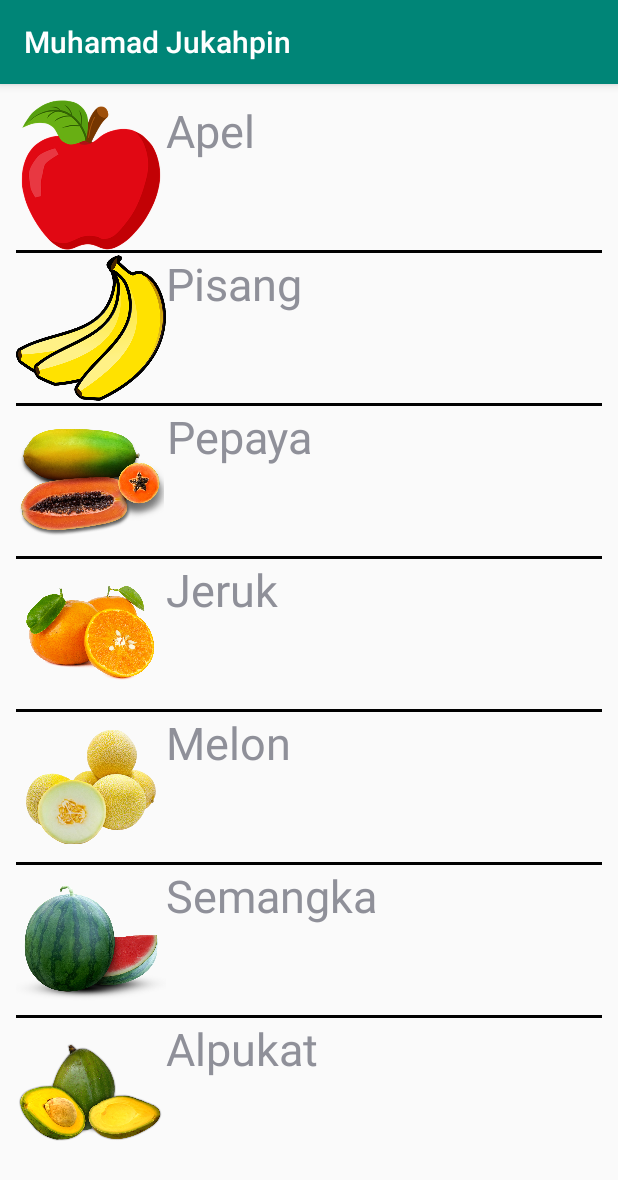
After one commit to muhamadjukahpin/mobile-programming-unpam, an Android app: the ListFruit screen opened directly, with no data from a screen before it, on a phone screen of 412 x 824 dp. The commit adds this screen. Shown: the top 1180 px of the screen. Run offline under Robolectric (Android 15) with nearby library versions, the phone set to English and light mode, and no system bars.

Commit message:
ListView

```diff
--- a/app/src/main/AndroidManifest.xml
+++ b/app/src/main/AndroidManifest.xml
@@ -9,6 +9,12 @@
         android:roundIcon="@mipmap/ic_launcher_round"
         android:supportsRtl="true"
         android:theme="@style/AppTheme">
+        <activity
+            android:name=".CustomListViewFruit"
+            android:exported="false" />
+        <activity
+            android:name=".ListFruit"
+            android:exported="false" />
         <activity
             android:name=".Home"
             android:exported="false" />
--- /dev/null
+++ b/app/src/main/java/com/android/muhamad_jukahpin/CustomListFruitBaseAdapter.java
@@ -0,0 +1,50 @@
+package com.android.muhamad_jukahpin;
+
+import android.content.Context;
+import android.view.LayoutInflater;
+import android.view.View;
+import android.view.ViewGroup;
+import android.widget.BaseAdapter;
+import android.widget.ImageView;
+import android.widget.TextView;
+
+public class CustomListFruitBaseAdapter extends BaseAdapter {
+    Context context;
+    String listFruitName[];
+    int listFruitImage[];
+    LayoutInflater inflater;
+
+    public CustomListFruitBaseAdapter(Context ctx, String[] listFruitName, int[] listFruitImage) {
+        this.context = ctx;
+        this.listFruitName = listFruitName;
+        this.listFruitImage = listFruitImage;
+        this.inflater = LayoutInflater.from(ctx);
+    }
+
+    @Override
+    public int getCount() {
+        return listFruitName.length;
+    }
+
+    @Override
+    public Object getItem(int position) {
+        return null;
+    }
+
+    @Override
+    public long getItemId(int position) {
+        return 0;
+    }
+
+    @Override
+    public View getView(int position, View convertView, ViewGroup parent) {
+        convertView = inflater.inflate(R.layout.activity_custom_list_view_fruit, null);
+        TextView textViewFruit = (TextView) convertView.findViewById(R.id.textViewFruit);
+        ImageView imageViewFruit = (ImageView) convertView.findViewById(R.id.imageViewFruit);
+
+        textViewFruit.setText(listFruitName[position]);
+        imageViewFruit.setImageResource(listFruitImage[position]);
+
+        return convertView;
+    }
+}
--- /dev/null
+++ b/app/src/main/java/com/android/muhamad_jukahpin/ListFruit.java
@@ -0,0 +1,24 @@
+package com.android.muhamad_jukahpin;
+
+import androidx.appcompat.app.AppCompatActivity;
+
+import android.os.Bundle;
+import android.widget.ListView;
+
+public class ListFruit extends AppCompatActivity {
+    String listFruitName[] = {"Apel", "Pisang", "Pepaya", "Jeruk", "Melon", "Semangka", "Alpukat"};
+    int listFruitImage[] = {R.drawable.apel, R.drawable.pisang, R.drawable.pepaya, R.drawable.jeruk, R.drawable.melon, R.drawable.semangka, R.drawable.alpukat};
+
+    ListView listViewFruit;
+
+    @Override
+    protected void onCreate(Bundle savedInstanceState) {
+        super.onCreate(savedInstanceState);
+        setContentView(R.layout.activity_list_fruit);
+
+        listViewFruit = (ListView) findViewById(R.id.listViewFruit);
+        CustomListFruitBaseAdapter customListFruitBaseAdapter = new CustomListFruitBaseAdapter(getApplicationContext(), listFruitName, listFruitImage);
+
+        listViewFruit.setAdapter(customListFruitBaseAdapter);
+    }
+}
--- a/app/src/main/java/com/android/muhamad_jukahpin/MainActivity.java
+++ b/app/src/main/java/com/android/muhamad_jukahpin/MainActivity.java
@@ -16,16 +16,13 @@ public class MainActivity extends AppCompatActivity {
     EditText email;
     EditText password;
     String sEmail, sPassword;
-    Boolean logout;
 
     @Override
     protected void onCreate(Bundle savedInstanceState) {
         super.onCreate(savedInstanceState);
         setContentView(R.layout.activity_main);
 
-        logout = getIntent().getExtras().getBoolean("logout");
-
-        if (logout) {
+        if (getIntent().getBooleanExtra("logout", false)) {
             Toast toast = Toast.makeText(getApplicationContext(), "Anda berhasil keluar.", Toast.LENGTH_LONG);
             toast.setGravity(Gravity.TOP, 0, 500);
             toast.show();
--- /dev/null
+++ b/app/src/main/res/layout/activity_custom_list_view_fruit.xml
@@ -0,0 +1,22 @@
+<?xml version="1.0" encoding="utf-8"?>
+<LinearLayout xmlns:android="http://schemas.android.com/apk/res/android"
+    xmlns:app="http://schemas.android.com/apk/res-auto"
+    xmlns:tools="http://schemas.android.com/tools"
+    android:layout_width="match_parent"
+    android:layout_height="match_parent"
+    tools:context=".CustomListViewFruit">
+
+    <ImageView
+        android:layout_width="100dp"
+        android:layout_height="100dp"
+        android:id="@+id/imageViewFruit" />
+
+    <TextView
+        android:layout_width="wrap_content"
+        android:layout_height="wrap_content"
+        android:id="@+id/textViewFruit"
+        android:gravity="center"
+        android:text="Fruit"
+        android:textSize="30sp"/>
+
+</LinearLayout>
--- /dev/null
+++ b/app/src/main/res/layout/activity_list_fruit.xml
@@ -0,0 +1,28 @@
+<?xml version="1.0" encoding="utf-8"?>
+<RelativeLayout xmlns:android="http://schemas.android.com/apk/res/android"
+    xmlns:app="http://schemas.android.com/apk/res-auto"
+    xmlns:tools="http://schemas.android.com/tools"
+    android:layout_width="match_parent"
+    android:layout_height="match_parent"
+    tools:context=".ListFruit">
+
+    <LinearLayout
+        android:layout_width="match_parent"
+        android:layout_height="match_parent"
+        android:gravity="top"
+        android:orientation="vertical">
+
+        <ListView
+            android:id="@+id/listViewFruit"
+            android:layout_width="match_parent"
+            android:layout_height="wrap_content"
+            android:layout_margin="5dp"
+            android:divider="@color/design_default_color_on_secondary"
+            android:dividerHeight="2dp"
+            android:listSelector="@color/design_default_color_secondary"
+            android:padding="5dp" />
+
+    </LinearLayout>
+
+
+</RelativeLayout>
```
Also changed, not shown: app/src/main/java/com/android/muhamad_jukahpin/CustomListViewFruit.java (added, +14 -0 lines), app/src/main/java/com/android/muhamad_jukahpin/Home.java (+14 -1 lines), app/src/main/res/layout/activity_home.xml (+11 -2 lines), app/src/main/res/drawable/alpukat.png (added), app/src/main/res/drawable/apel.png (added), app/src/main/res/drawable/jeruk.png (added), app/src/main/res/drawable/melon.png (added), app/src/main/res/drawable/pepaya.png (added), app/src/main/res/drawable/pisang.png (added), app/src/main/res/drawable/semangka.png (added).
